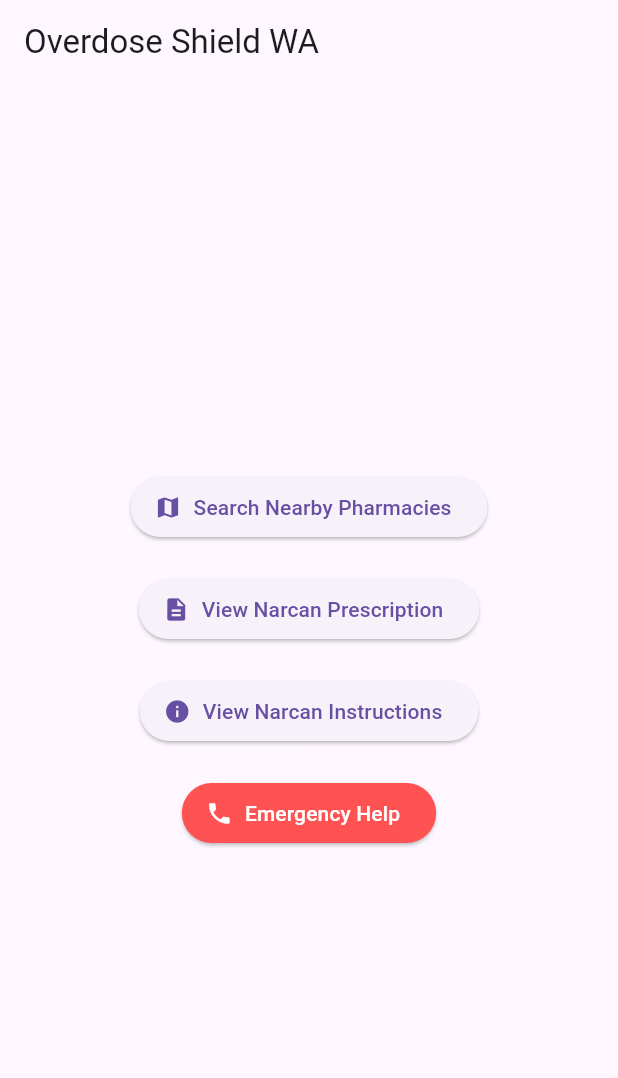
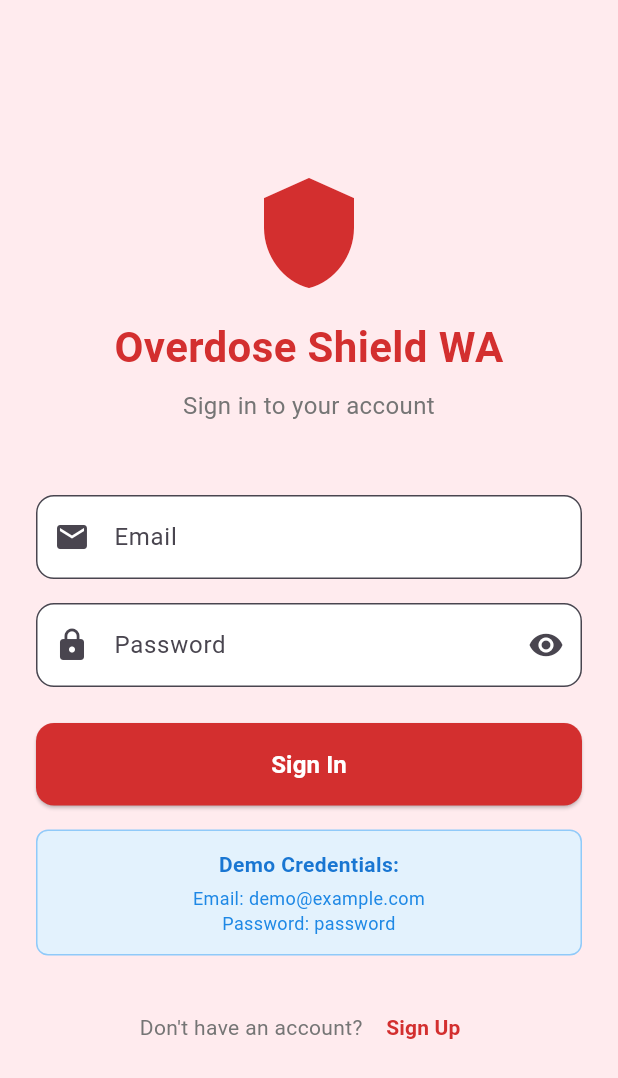
Before and after one commit to jahnavibalaji/overdose_shield_wa, a Flutter app: the screen it shows after launch, on a phone screen of 412 x 824 dp. Shown: the top 1078 px of the screen. Run offline on Flutter 3.47's test engine with Material 3 defaults, Android fonts, the phone set to English and light mode, and no system bars; our stand-ins replace shared_preferences; missing offline and left inert: flutter_pdfview.

Commit message:
Add authentication screens with login and signup functionality

```diff
--- /dev/null
+++ b/lib/auth/login_screen.dart
@@ -0,0 +1,286 @@
+import 'package:flutter/material.dart';
+import 'package:shared_preferences/shared_preferences.dart';
+import 'signup_screen.dart';
+import '../naloxone_map.dart';
+
+class LoginScreen extends StatefulWidget {
+  const LoginScreen({super.key});
+
+  @override
+  State<LoginScreen> createState() => _LoginScreenState();
+}
+
+class _LoginScreenState extends State<LoginScreen> {
+  final _formKey = GlobalKey<FormState>();
+  final _emailController = TextEditingController();
+  final _passwordController = TextEditingController();
+  bool _isLoading = false;
+  bool _obscurePassword = true;
+
+  @override
+  void dispose() {
+    _emailController.dispose();
+    _passwordController.dispose();
+    super.dispose();
+  }
+
+  Future<void> _login() async {
+    if (!_formKey.currentState!.validate()) return;
+
+    setState(() {
+      _isLoading = true;
+    });
+
+    // Simulate login delay
+    await Future.delayed(const Duration(seconds: 1));
+
+    try {
+      final prefs = await SharedPreferences.getInstance();
+
+      // Check against stored credentials from signup
+      final storedEmail = prefs.getString('user_email');
+      final storedPassword = prefs.getString('user_password');
+
+      // Also check demo credentials as fallback
+      final isDemoLogin = _emailController.text == 'demo@example.com' &&
+                         _passwordController.text == 'password';
+
+      final isStoredLogin = storedEmail != null &&
+                           storedPassword != null &&
+                           _emailController.text == storedEmail &&
+                           _passwordController.text == storedPassword;
+
+      if (isDemoLogin || isStoredLogin) {
+        // Navigate to main app
+        if (mounted) {
+          Navigator.of(context).pushReplacement(
+            MaterialPageRoute(builder: (context) => const NaloxoneMapScreen()),
+          );
+        }
+      } else {
+        // Show error
+        if (mounted) {
+          ScaffoldMessenger.of(context).showSnackBar(
+            SnackBar(
+              content: Text(
+                storedEmail != null
+                  ? 'Invalid email or password. Try the credentials you used during signup.'
+                  : 'Invalid email or password. Try demo@example.com / password or sign up first.'
+              ),
+              backgroundColor: Colors.red,
+            ),
+          );
+        }
+      }
+    } catch (e) {
+      if (mounted) {
+        ScaffoldMessenger.of(context).showSnackBar(
+          const SnackBar(
+            content: Text('Login error. Please try again.'),
+            backgroundColor: Colors.red,
+          ),
+        );
+      }
+    }
+
+    setState(() {
+      _isLoading = false;
+    });
+  }
+
+  @override
+  Widget build(BuildContext context) {
+    return Scaffold(
+      backgroundColor: Colors.red[50],
+      body: SafeArea(
+        child: Center(
+          child: SingleChildScrollView(
+            padding: const EdgeInsets.all(24.0),
+            child: Form(
+              key: _formKey,
+              child: Column(
+                mainAxisAlignment: MainAxisAlignment.center,
+                crossAxisAlignment: CrossAxisAlignment.stretch,
+                children: [
+                  // App Logo/Title
+                  Icon(
+                    Icons.shield,
+                    size: 80,
+                    color: Colors.red[700],
+                  ),
+                  const SizedBox(height: 16),
+                  Text(
+                    'Overdose Shield WA',
+                    style: TextStyle(
+                      fontSize: 28,
+                      fontWeight: FontWeight.bold,
+                      color: Colors.red[700],
+                    ),
+                    textAlign: TextAlign.center,
+                  ),
+                  const SizedBox(height: 8),
+                  Text(
+                    'Sign in to your account',
+                    style: TextStyle(
+                      fontSize: 16,
+                      color: Colors.grey[600],
+                    ),
+                    textAlign: TextAlign.center,
+                  ),
+                  const SizedBox(height: 48),
+
+                  // Email Field
+                  TextFormField(
+                    controller: _emailController,
+                    keyboardType: TextInputType.emailAddress,
+                    decoration: InputDecoration(
+                      labelText: 'Email',
+                      hintText: 'Enter your email',
+                      prefixIcon: const Icon(Icons.email),
+                      border: OutlineInputBorder(
+                        borderRadius: BorderRadius.circular(12),
+                      ),
+                      filled: true,
+                      fillColor: Colors.white,
+                    ),
+                    validator: (value) {
+                      if (value == null || value.isEmpty) {
+                        return 'Please enter your email';
+                      }
+                      if (!value.contains('@')) {
+                        return 'Please enter a valid email';
+                      }
+                      return null;
+                    },
+                  ),
+                  const SizedBox(height: 16),
+
+                  // Password Field
+                  TextFormField(
+                    controller: _passwordController,
+                    obscureText: _obscurePassword,
+                    decoration: InputDecoration(
+                      labelText: 'Password',
+                      hintText: 'Enter your password',
+                      prefixIcon: const Icon(Icons.lock),
+                      suffixIcon: IconButton(
+                        icon: Icon(
+                          _obscurePassword ? Icons.visibility : Icons.visibility_off,
+                        ),
+                        onPressed: () {
+                          setState(() {
+                            _obscurePassword = !_obscurePassword;
+                          });
+                        },
+                      ),
+                      border: OutlineInputBorder(
+                        borderRadius: BorderRadius.circular(12),
+                      ),
+                      filled: true,
+                      fillColor: Colors.white,
+                    ),
+                    validator: (value) {
+                      if (value == null || value.isEmpty) {
+                        return 'Please enter your password';
+                      }
+                      if (value.length < 6) {
+                        return 'Password must be at least 6 characters';
+                      }
+                      return null;
+                    },
+                  ),
+                  const SizedBox(height: 24),
+
+                  // Login Button
+                  ElevatedButton(
+                    onPressed: _isLoading ? null : _login,
+                    style: ElevatedButton.styleFrom(
+                      backgroundColor: Colors.red[700],
+                      foregroundColor: Colors.white,
+                      padding: const EdgeInsets.symmetric(vertical: 16),
+                      shape: RoundedRectangleBorder(
+                        borderRadius: BorderRadius.circular(12),
+                      ),
+                    ),
+                    child: _isLoading
+                        ? const SizedBox(
+                            height: 20,
+                            width: 20,
+                            child: CircularProgressIndicator(
+                              strokeWidth: 2,
+                              valueColor: AlwaysStoppedAnimation<Color>(Colors.white),
+                            ),
+                          )
+                        : const Text(
+                            'Sign In',
+                            style: TextStyle(fontSize: 16, fontWeight: FontWeight.bold),
+                          ),
+                  ),
+                  const SizedBox(height: 16),
+
+                  // Demo credentials hint
+                  Container(
+                    padding: const EdgeInsets.all(12),
+                    decoration: BoxDecoration(
+                      color: Colors.blue[50],
+                      borderRadius: BorderRadius.circular(8),
+                      border: Border.all(color: Colors.blue[200]!),
+                    ),
+                    child: Column(
+                      children: [
+                        Text(
+                          'Demo Credentials:',
+                          style: TextStyle(
+                            fontWeight: FontWeight.bold,
+                            color: Colors.blue[700],
+                          ),
+                        ),
+                        const SizedBox(height: 4),
+                        Text(
+                          'Email: demo@example.com\nPassword: password',
+                          style: TextStyle(
+                            color: Colors.blue[600],
+                            fontSize: 12,
+                          ),
+                          textAlign: TextAlign.center,
+                        ),
+                      ],
+                    ),
+                  ),
+                  const SizedBox(height: 24),
+
+                  // Sign Up Link
+                  Row(
+                    mainAxisAlignment: MainAxisAlignment.center,
+                    children: [
+                      Text(
+                        "Don't have an account? ",
+                        style: TextStyle(color: Colors.grey[600]),
+                      ),
+                      TextButton(
+                        onPressed: () {
+                          Navigator.of(context).push(
+                            MaterialPageRoute(
+                              builder: (context) => const SignupScreen(),
+                            ),
+                          );
+                        },
+                        child: Text(
+                          'Sign Up',
+                          style: TextStyle(
+                            color: Colors.red[700],
+                            fontWeight: FontWeight.bold,
+                          ),
+                        ),
+                      ),
+                    ],
+                  ),
+                ],
+              ),
+            ),
+          ),
+        ),
+      ),
+    );
+  }
+}
--- a/lib/main.dart
+++ b/lib/main.dart
@@ -1,7 +1,8 @@
 import 'package:flutter/material.dart';
-import 'naloxone_map.dart';
 import 'narcan_prescription.dart';
 import 'narcan_instruction.dart';
+import 'auth/login_screen.dart';
+import 'auth/signup_screen.dart';
 
 void main() {
   runApp(const OverdoseShieldApp());
@@ -18,10 +19,12 @@ class OverdoseShieldApp extends StatelessWidget {
         primarySwatch: Colors.red,
         useMaterial3: true,
       ),
-      home: const NaloxoneMapScreen(),
+      home: const LoginScreen(),
       routes: {
         '/narcan_prescription': (context) => const NarcanPrescriptionScreen(),
         '/narcan_instruction': (context) => const NarcanInstructionScreen(),
+        '/login': (context) => const LoginScreen(),
+        '/signup': (context) => const SignupScreen(),
       },
     );
   }
--- a/pubspec.yaml
+++ b/pubspec.yaml
@@ -14,6 +14,7 @@ dependencies:
   path_provider: ^2.1.2
   url_launcher: ^6.3.2
   permission_handler: ^12.0.1
+  shared_preferences: ^2.3.2
 
 dev_dependencies:
   flutter_test:
```
Also changed, not shown: lib/auth/signup_screen.dart (added, +343 -0 lines), lib/narcan_instruction.dart (+43 -4 lines), lib/narcan_prescription.dart (+60 -5 lines), pubspec.lock, 1 other file.
